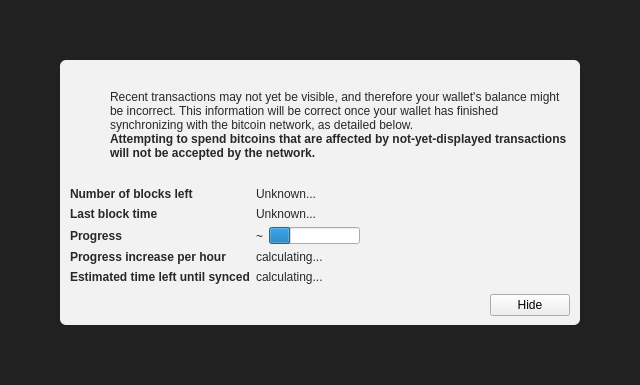
The window that src/qt/forms/modaloverlay.ui (annurdien/Slemanium) describes before a commit, drawn with Qt 5.
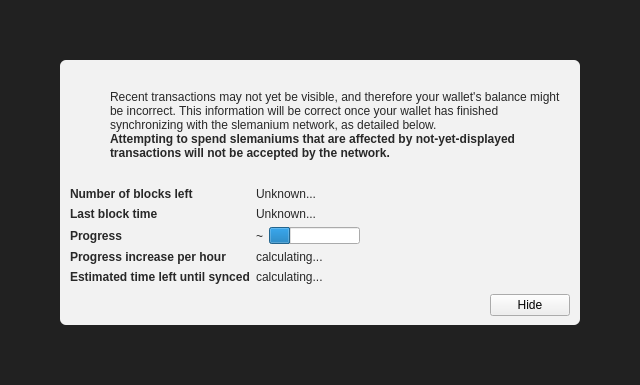
The same window after the commit. Icons and pictures are not drawn. Custom widgets are drawn as their Qt base class.

Commit message: rename bitcoin into readercoin occurrences

What changed in the file:
```diff
--- a/src/qt/forms/modaloverlay.ui
+++ b/src/qt/forms/modaloverlay.ui
@@ -130,7 +130,7 @@
              <item>
               <widget class="QLabel" name="infoText">
                <property name="text">
-                <string>Recent transactions may not yet be visible, and therefore your wallet's balance might be incorrect. This information will be correct once your wallet has finished synchronizing with the bitcoin network, as detailed below.</string>
+                <string>Recent transactions may not yet be visible, and therefore your wallet's balance might be incorrect. This information will be correct once your wallet has finished synchronizing with the slemanium network, as detailed below.</string>
                </property>
                <property name="textFormat">
                 <enum>Qt::RichText</enum>
@@ -149,7 +149,7 @@
                 </font>
                </property>
                <property name="text">
-                <string>Attempting to spend bitcoins that are affected by not-yet-displayed transactions will not be accepted by the network.</string>
+                <string>Attempting to spend slemaniums that are affected by not-yet-displayed transactions will not be accepted by the network.</string>
                </property>
                <property name="textFormat">
                 <enum>Qt::RichText</enum>
```
The commit also changes 1079 other files.
